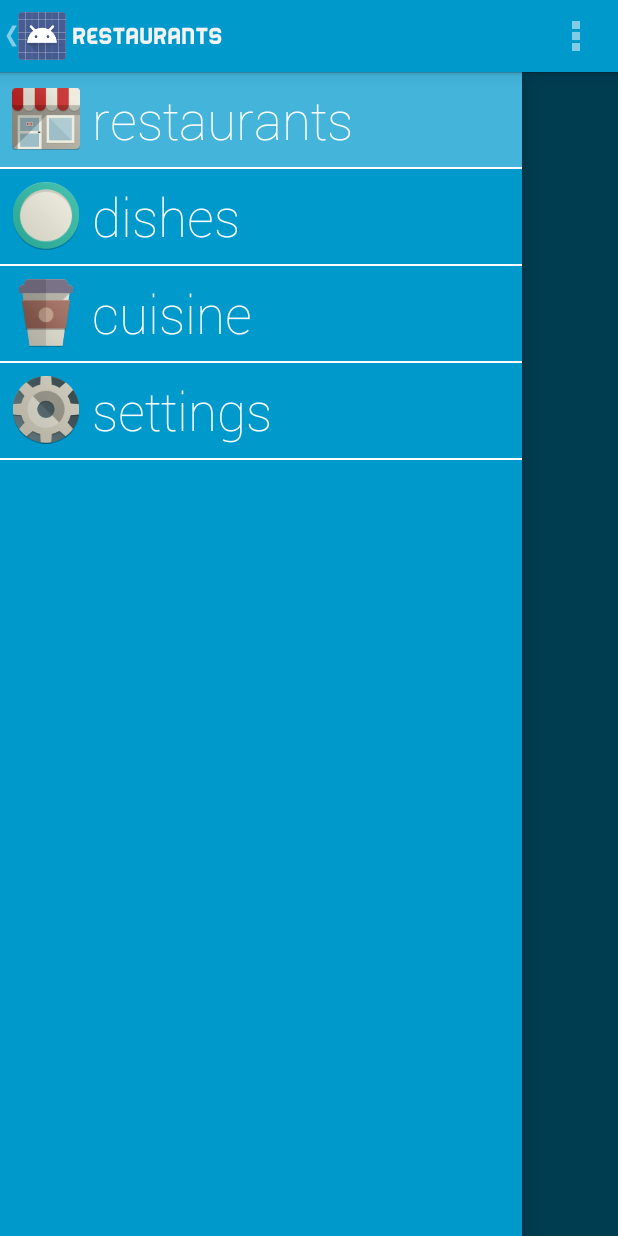
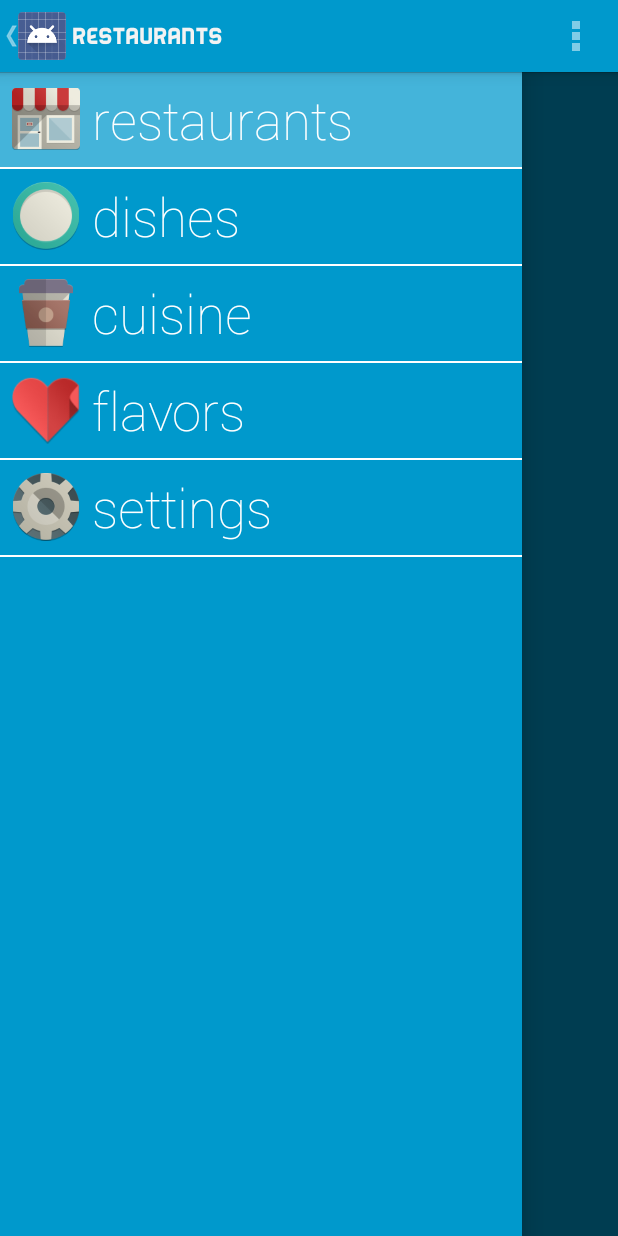
Before and after one commit to RiStaurants/RiStaurants, an Android app: the screen it shows after launch (MainActivity), with the side drawer open, on a phone screen of 412 x 824 dp. Run offline under Robolectric (Android 15) with nearby library versions, the phone set to English and light mode, and no system bars; our stand-ins replace Volley; network calls fail; 7 statements that could not run were skipped.

Commit message:
Added flavors to navigation drawer

```diff
--- a/ristaurants/src/main/java/com/ristaurants/ristaurants/app/BaseActivity.java
+++ b/ristaurants/src/main/java/com/ristaurants/ristaurants/app/BaseActivity.java
@@ -63,6 +63,7 @@ public class BaseActivity extends FragmentActivity {
                 getResources().getDrawable(R.drawable.restaurant_icon),
                 getResources().getDrawable(R.drawable.dishes_icon),
                 getResources().getDrawable(R.drawable.cuisine_icon),
+                getResources().getDrawable(R.drawable.flavors_icon),
                 getResources().getDrawable(R.drawable.settings_icon)
         };
 
@@ -70,11 +71,12 @@ public class BaseActivity extends FragmentActivity {
         mDrawerTitles = getResources().getStringArray(R.array.drawer_title_list);
 
 		// instantiate drawer colors
-		mDrawerBackgroundColor = new ColorDrawable[4];
+		mDrawerBackgroundColor = new ColorDrawable[5];
 		mDrawerBackgroundColor[0] =	new ColorDrawable(getResources().getInteger(R.color.restaurants_bg));
 		mDrawerBackgroundColor[1] = new ColorDrawable(getResources().getInteger(R.color.dishes_bg));
 		mDrawerBackgroundColor[2] = new ColorDrawable(getResources().getInteger(R.color.cuisine_bg));
-		mDrawerBackgroundColor[3] = new ColorDrawable(getResources().getInteger(R.color.settings_bg));
+        mDrawerBackgroundColor[3] = new ColorDrawable(getResources().getInteger(R.color.flavors_bg));
+		mDrawerBackgroundColor[4] = new ColorDrawable(getResources().getInteger(R.color.settings_bg));
 
         // instantiate views
         mDrawerLayout = (DrawerLayout) findViewById(R.id.dl_drawer);
@@ -152,8 +154,13 @@ public class BaseActivity extends FragmentActivity {
 
 			case 3:
 				// start Settings Fragment
-				mFrag = new SettingsFrag();
+				mFrag = new FlavorsFrag();
 				break;
+
+            case 4:
+                // start Settings Fragment
+                mFrag = new SettingsFrag();
+                break;
         }
 
         // switch fragment with animation
--- a/ristaurants/src/main/java/com/ristaurants/ristaurants/app/DishesFrag.java
+++ b/ristaurants/src/main/java/com/ristaurants/ristaurants/app/DishesFrag.java
@@ -1,4 +1,5 @@
 package com.ristaurants.ristaurants.app;
+
 import android.graphics.drawable.*;
 import android.os.*;
 import android.support.v4.app.*;
--- a/ristaurants/src/main/res/values/arrays.xml
+++ b/ristaurants/src/main/res/values/arrays.xml
@@ -4,6 +4,7 @@
 		<item>restaurants</item>
 		<item>dishes</item>
 		<item>cuisine</item>
+        <item>flavors</item>
 		<item>settings</item>
 	</string-array>
 </resources>
--- a/ristaurants/src/main/res/values/colors.xml
+++ b/ristaurants/src/main/res/values/colors.xml
@@ -9,5 +9,6 @@
 	<color name="restaurants_bg">#ff0099cc</color>
 	<color name="dishes_bg">#cc0000</color>
 	<color name="cuisine_bg">#ff8800</color>
+    <color name="flavors_bg">#9933cc</color>
 	<color name="settings_bg">#669900</color>
 </resources>
```
Also changed, not shown: ristaurants/src/main/java/com/ristaurants/ristaurants/app/FlavorsFrag.java (added, +29 -0 lines), ristaurants/src/main/res/layout/frag_flavors.xml (added, +10 -0 lines), ristaurants/src/main/res/drawable-hdpi/ic_action_logo.png (added), ristaurants/src/main/res/drawable-mdpi/ic_action_logo.png (added), ristaurants/src/main/res/drawable-xhdpi/ic_action_logo.png (added), ristaurants/src/main/res/drawable-xxhdpi/ic_action_logo.png (added), ristaurants/src/main/res/drawable/flavors_icon.png (added).
